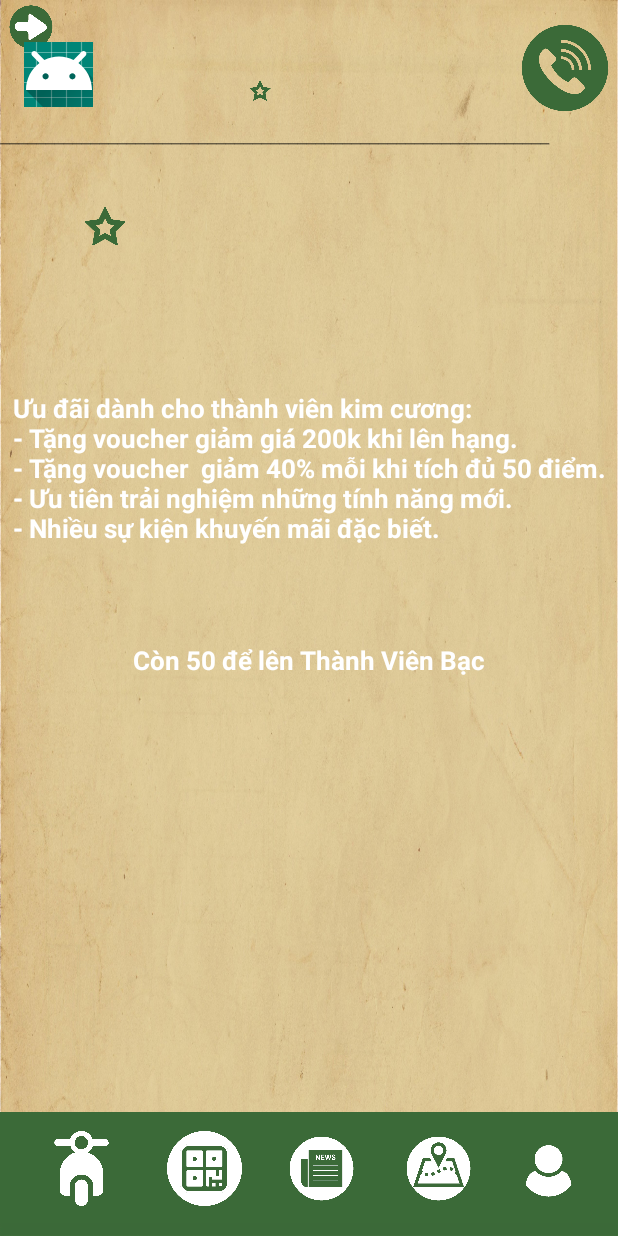
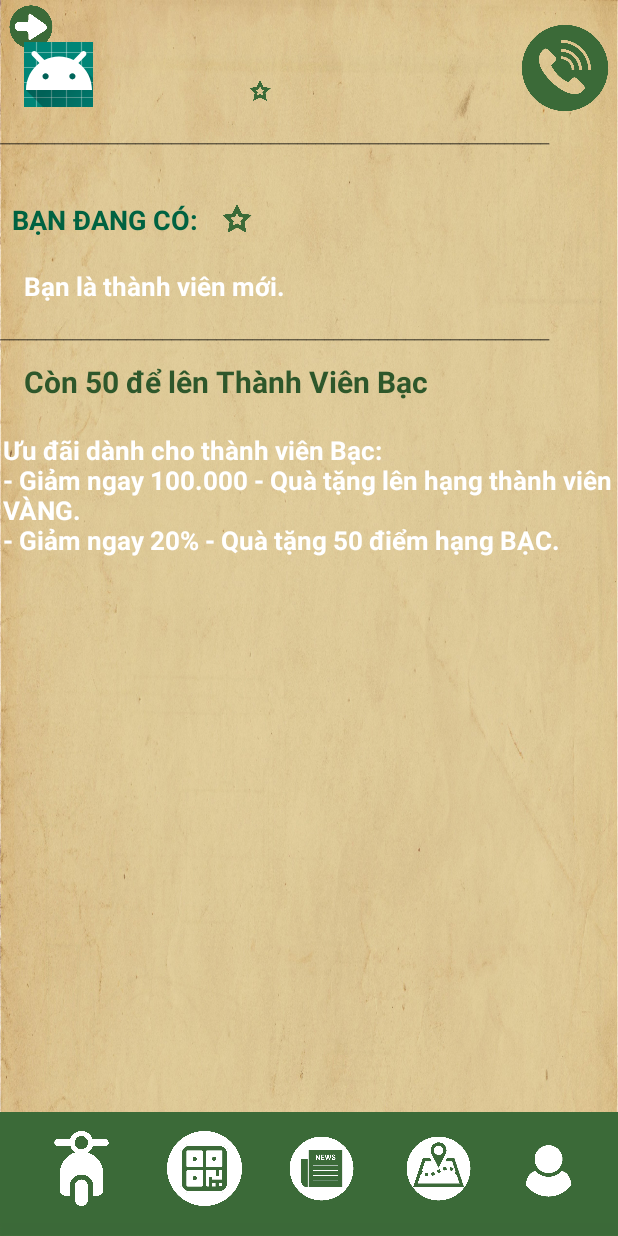
Before and after one commit to khuongvo2305/Group64App, an Android app: the RankView screen opened directly, with no data from a screen before it, on a phone screen of 412 x 824 dp. Run offline under Robolectric (Android 15) with nearby library versions, the phone set to English and light mode, and no system bars; our stand-ins replace Firebase (no records; nobody signed in at launch, a user with empty details on screens opened directly); 4 statements that could not run were skipped.

Commit message:
Layout for ranks

```diff
--- a/app/src/main/java/com/example/myapplication/RankView.java
+++ b/app/src/main/java/com/example/myapplication/RankView.java
@@ -81,8 +81,8 @@ public class RankView extends AppCompatActivity {
                 point = (TextView) findViewById(R.id.point);
                 rank.setText("Thành viên "+dataSnapshot.child("rank").getValue().toString()+"-"+ dataSnapshot.child("point").getValue().toString());
                 point.setText(dataSnapshot.child("point").getValue().toString());
-                rankview = (TextView) findViewById(R.id.rank);
-                rankview.setText("Thành viên "+dataSnapshot.child("rank").getValue().toString());
+                //rankview = (TextView) findViewById(R.id.rank);
+                //rankview.setText("Thành viên "+dataSnapshot.child("rank").getValue().toString());
                 BtnName = (Button) findViewById(R.id.button6) ;
                 BtnName.setText(fbName);
                 BtnAccount = (ImageButton) findViewById(R.id.imageButton19);
--- a/app/src/main/res/layout/activity_ranknew_view.xml
+++ b/app/src/main/res/layout/activity_ranknew_view.xml
@@ -6,6 +6,20 @@
     android:layout_height="match_parent"
     android:background="@drawable/background"
     tools:context=".MainActivity">
+
+    <TextView
+        android:id="@+id/textView10"
+        android:layout_width="wrap_content"
+        android:layout_height="wrap_content"
+        android:layout_marginStart="8dp"
+        android:layout_marginLeft="8dp"
+        android:layout_marginTop="24dp"
+        android:text="BẠN ĐANG CÓ:"
+        android:textColor="#006241"
+        android:textSize="18dp"
+        android:textStyle="bold"
+        app:layout_constraintStart_toStartOf="parent"
+        app:layout_constraintTop_toBottomOf="@+id/textView5" />
 
     <ImageButton
         android:id="@+id/imageButton"
@@ -71,15 +85,15 @@
 
     <ImageButton
         android:id="@+id/imageButton5"
-        android:layout_width="28dp"
-        android:layout_height="33dp"
-        android:layout_marginStart="56dp"
-        android:layout_marginLeft="56dp"
-        android:layout_marginTop="24dp"
+        android:layout_width="20dp"
+        android:layout_height="20dp"
+        android:layout_marginStart="8dp"
+        android:layout_marginLeft="8dp"
+        android:layout_marginBottom="3dp"
         android:background="@null"
         android:scaleType="centerInside"
-        app:layout_constraintStart_toStartOf="parent"
-        app:layout_constraintTop_toBottomOf="@+id/textView5"
+        app:layout_constraintBottom_toBottomOf="@+id/point"
+        app:layout_constraintStart_toEndOf="@+id/point"
         app:srcCompat="@drawable/ngoisao_home" />
 
     <ImageButton
@@ -114,6 +128,15 @@
         android:text="_____________________________________________________________"
         app:layout_constraintStart_toStartOf="parent"
         app:layout_constraintTop_toTopOf="parent" />
+
+    <TextView
+        android:id="@+id/textView11"
+        android:layout_width="457dp"
+        android:layout_height="30dp"
+        android:layout_marginTop="8dp"
+        android:text="_____________________________________________________________"
+        app:layout_constraintStart_toStartOf="parent"
+        app:layout_constraintTop_toBottomOf="@+id/detail2" />
 
     <ImageView
         android:id="@+id/imageView2"
@@ -193,31 +216,16 @@
 
     <TextView
         android:id="@+id/point"
-        android:layout_width="38dp"
-        android:layout_height="48dp"
-        android:layout_marginStart="50dp"
-        android:layout_marginLeft="50dp"
-        android:layout_marginTop="24dp"
+        android:layout_width="wrap_content"
+        android:layout_height="wrap_content"
+        android:layout_marginStart="8dp"
+        android:layout_marginLeft="8dp"
         android:text=""
         android:textColor="#006241"
-        android:textSize="20sp"
+        android:textSize="18dp"
         android:textStyle="bold"
-        app:layout_constraintStart_toStartOf="parent"
-        app:layout_constraintTop_toBottomOf="@+id/imageButton5" />
-
-    <TextView
-        android:id="@+id/rank"
-        android:layout_width="wrap_content"
-        android:layout_height="wrap_content"
-        android:layout_marginTop="85dp"
-        android:layout_marginEnd="50dp"
-        android:layout_marginRight="50dp"
-        android:text=""
-        android:textColor="#006241"
-        android:textSize="15sp"
-        android:textStyle="bold"
-        app:layout_constraintEnd_toEndOf="parent"
-        app:layout_constraintTop_toBottomOf="@+id/textView5" />
+        app:layout_constraintBottom_toBottomOf="@+id/textView10"
+        app:layout_constraintStart_toEndOf="@+id/textView10" />
 
     <TextView
         android:id="@+id/detail"
@@ -225,16 +233,31 @@
         android:layout_height="wrap_content"
         android:layout_marginStart="16dp"
         android:layout_marginLeft="16dp"
-        android:layout_marginTop="150dp"
+        android:layout_marginTop="20dp"
         android:layout_marginEnd="16dp"
         android:layout_marginRight="16dp"
-        android:text=" Ưu đãi dành cho thành viên kim cương: \n - Tặng voucher giảm giá 200k khi lên hạng. \n - Tặng voucher  giảm 40% mỗi khi tích đủ 50 điểm. \n - Ưu tiên trải nghiệm những tính năng mới. \n - Nhiều sự kiện khuyến mãi đặc biết. "
+        android:text="Ưu đãi dành cho thành viên Bạc:\n- Giảm ngay 100.000 - Quà tặng lên hạng thành viên VÀNG.\n- Giảm ngay 20% - Quà tặng 50 điểm hạng BẠC."
         android:textColor="#FFFFFF"
         android:textSize="17sp"
         android:textStyle="bold"
         app:layout_constraintEnd_toEndOf="parent"
+        app:layout_constraintHorizontal_bias="0.444"
         app:layout_constraintStart_toStartOf="parent"
-        app:layout_constraintTop_toBottomOf="@+id/textView5" />
+        app:layout_constraintTop_toBottomOf="@+id/pointToNextLV" />
+
+    <TextView
+        android:id="@+id/detail2"
+        android:layout_width="wrap_content"
+        android:layout_height="wrap_content"
+        android:layout_marginStart="16dp"
+        android:layout_marginLeft="16dp"
+        android:layout_marginTop="20dp"
+        android:text="Bạn là thành viên mới."
+        android:textColor="#FFFFFF"
+        android:textSize="17sp"
+        android:textStyle="bold"
+        app:layout_constraintStart_toStartOf="parent"
+        app:layout_constraintTop_toBottomOf="@+id/textView10" />
 
     <TextView
         android:id="@+id/pointToNextLV"
@@ -242,15 +265,11 @@
         android:layout_height="wrap_content"
         android:layout_marginStart="16dp"
         android:layout_marginLeft="16dp"
-        android:layout_marginTop="64dp"
-        android:layout_marginEnd="16dp"
-        android:layout_marginRight="16dp"
         android:text=""
-        android:textColor="#FFFFFF"
-        android:textSize="17sp"
+        android:textColor="#2E572B"
+        android:textSize="20sp"
         android:textStyle="bold"
-        app:layout_constraintEnd_toEndOf="parent"
         app:layout_constraintStart_toStartOf="parent"
-        app:layout_constraintTop_toBottomOf="@+id/detail" />
+        app:layout_constraintTop_toBottomOf="@+id/textView11" />
 
 </android.support.constraint.ConstraintLayout>
```
Also changed, not shown: app/src/main/res/layout/activity_rankbac_view.xml (+61 -39 lines), app/src/main/res/layout/activity_rankkimcuong_view.xml (+43 -51 lines), app/src/main/res/layout/activity_rankvang_view.xml (+60 -38 lines).
